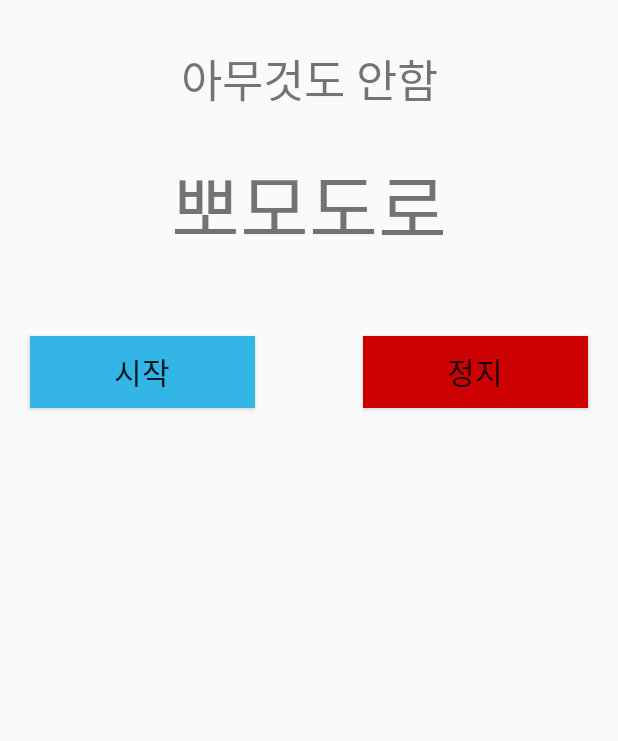
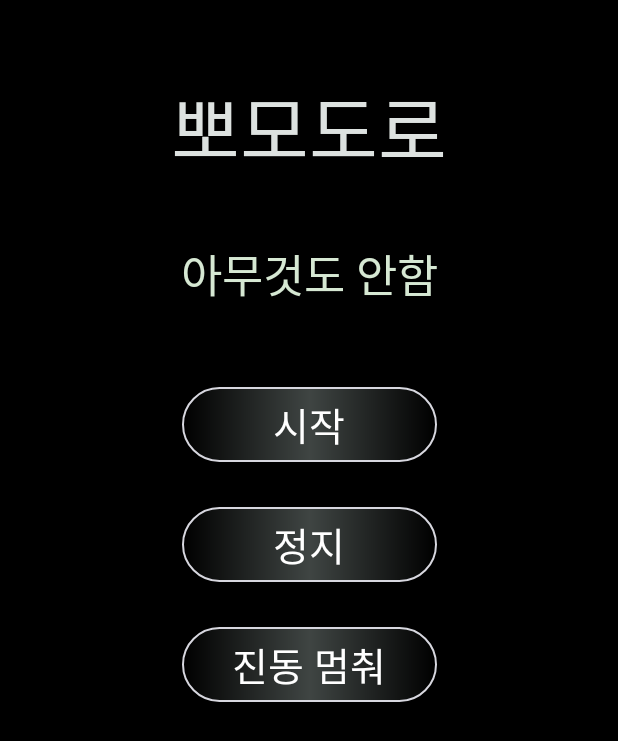
Before and after one commit to hwang434/pomodoro-app, an Android app: the layout activity_main.xml on its own in the app's theme, with its tools: preview values and no code run, on a phone screen of 412 x 824 dp. Shown: the top 741 px of the screen. Run offline under Robolectric (Android 15) with nearby library versions, the phone set to English and light mode, and no system bars.

Commit message:
타이머 서비스 분리 등 할 거 많음

```diff
--- /dev/null
+++ b/app/src/main/res/drawable/rounded_button.xml
@@ -0,0 +1,11 @@
+<?xml version="1.0" encoding="utf-8"?>
+<shape xmlns:android="http://schemas.android.com/apk/res/android"
+    android:shape="rectangle">
+    <gradient
+        android:centerColor="#3F4543"
+        android:type="linear" />
+    <stroke
+        android:color="#D7D7DF"
+        android:width="1dp"/>
+    <corners android:radius="80dp" />
+</shape>
--- a/app/src/main/res/layout/activity_main.xml
+++ b/app/src/main/res/layout/activity_main.xml
@@ -5,65 +5,85 @@
     <androidx.constraintlayout.widget.ConstraintLayout
         android:layout_width="match_parent"
         android:layout_height="match_parent"
-        tools:context=".MainActivity">
-
+        tools:context=".views.MainActivity"
+        android:background="#000000"
+        >
         <TextView
             android:id="@+id/pomodoroStatus"
             android:layout_width="wrap_content"
             android:layout_height="wrap_content"
+            android:layout_marginTop="160dp"
+            android:text="아무것도 안함"
+            android:textColor="#D6E8D3"
             android:textSize="30sp"
-            android:text="아무것도 안함"
-            android:layout_marginTop="30dp"
             app:layout_constraintEnd_toEndOf="parent"
             app:layout_constraintStart_toStartOf="parent"
-            app:layout_constraintTop_toTopOf="parent" />
+            app:layout_constraintTop_toTopOf="parent"/>
+
         <TextView
             android:id="@+id/timeView"
             android:layout_width="0dp"
             android:layout_height="wrap_content"
-            android:layout_marginTop="100dp"
+            android:layout_marginTop="48dp"
+            android:ems="10"
+            android:gravity="center_horizontal"
+            android:inputType="time"
             android:text="뽀모도로"
             android:textAlignment="center"
-            android:ems="10"
             android:textSize="50sp"
-            android:inputType="time"
+            app:layout_constraintEnd_toEndOf="parent"
+            app:layout_constraintHorizontal_bias="1.0"
+            app:layout_constraintStart_toStartOf="parent"
+            app:layout_constraintTop_toTopOf="parent"
+            android:textColor="#DDE2E0"/>
+
+        <Button
+            android:id="@+id/startBtn"
+            style="@style/button_style"
+            android:layout_width="wrap_content"
+            android:layout_height="wrap_content"
+            android:layout_marginTop="136dp"
+            android:text="@string/timer_start_btn"
             app:layout_constraintEnd_toEndOf="parent"
             app:layout_constraintStart_toStartOf="parent"
-            app:layout_constraintTop_toTopOf="parent"
-            android:gravity="center_horizontal" />
-        <Button
-            android:id="@+id/startBtn"
-            android:layout_width="150dp"
-            android:layout_height="wrap_content"
-            android:text="시작"
-            android:textSize="20sp"
-            android:layout_marginTop="50dp"
-            android:layout_marginLeft="20dp"
-            android:background="@android:color/holo_blue_light"
             app:layout_constraintTop_toBottomOf="@id/timeView"
-            app:layout_constraintStart_toStartOf="parent"/>
+            android:background="@drawable/rounded_button" />
+
         <Button
             android:id="@+id/pauseBtn"
-            android:layout_width="150dp"
+            style="@style/button_style"
+            android:layout_width="wrap_content"
             android:layout_height="wrap_content"
+            android:layout_marginTop="48dp"
+            android:background="@drawable/rounded_button"
             android:text="일시정지"
-            android:textSize="20sp"
-            android:background="@android:color/holo_green_light"
-            android:layout_marginTop="50dp"
-            android:layout_marginLeft="20dp"
-            app:layout_constraintTop_toBottomOf="@id/timeView"
+            android:visibility="invisible"
+            app:layout_constraintEnd_toEndOf="parent"
             app:layout_constraintStart_toStartOf="parent"
-            android:visibility="gone"/>
+            app:layout_constraintTop_toBottomOf="@+id/pomodoroStatus" />
+
         <Button
             android:id="@+id/stopBtn"
-            android:layout_width="150dp"
+            style="@style/button_style"
+            android:layout_width="wrap_content"
             android:layout_height="wrap_content"
+            android:background="@drawable/rounded_button"
             android:text="정지"
-            android:background="@android:color/holo_red_dark"
-            android:textSize="20sp"
-            android:layout_marginTop="50dp"
-            android:layout_marginRight="20dp"
-            app:layout_constraintTop_toBottomOf="@id/timeView"
-            app:layout_constraintEnd_toEndOf="parent"/>
+            android:layout_marginTop="30dp"
+            app:layout_constraintEnd_toEndOf="parent"
+            app:layout_constraintStart_toStartOf="parent"
+            app:layout_constraintTop_toBottomOf="@+id/startBtn" />
+
+        <Button
+            android:id="@+id/stopVibration"
+            style="@style/button_style"
+            android:layout_width="wrap_content"
+            android:layout_height="wrap_content"
+            android:text="진동 멈춰"
+            android:layout_marginTop="30dp"
+            app:layout_constraintEnd_toEndOf="parent"
+            app:layout_constraintStart_toStartOf="parent"
+            app:layout_constraintTop_toBottomOf="@+id/stopBtn"
+            android:background="@drawable/rounded_button"/>
     </androidx.constraintlayout.widget.ConstraintLayout>
 </layout>
--- a/app/src/main/res/values/strings.xml
+++ b/app/src/main/res/values/strings.xml
@@ -1,3 +1,4 @@
 <resources>
     <string name="app_name">pomodoro</string>
+    <string name="timer_start_btn">시작</string>
 </resources>
--- /dev/null
+++ b/app/src/main/res/values/styles.xml
@@ -0,0 +1,9 @@
+<?xml version="1.0" encoding="utf-8"?>
+<resources>
+    <style name="button_style">
+        <item name="android:width">170dp</item>
+        <item name="android:height">50dp</item>
+        <item name="android:textSize">26sp</item>
+        <item name="android:textColor">#FFFFFF</item>
+    </style>
+</resources>
```
Also changed, not shown: app/src/main/AndroidManifest.xml (+14 -5 lines), app/src/main/java/com/example/pomodoro/MainActivity.kt (deleted, +0 -183 lines), app/src/main/java/com/example/pomodoro/VibeActivity.kt (deleted, +0 -28 lines), app/src/main/java/com/example/pomodoro/receiver/AlarmReceiver.kt (+19 -0 lines), app/src/main/java/com/example/pomodoro/service/AlarmService.kt (deleted, +0 -18 lines), app/src/main/java/com/example/pomodoro/service/VibrationService.kt (added, +41 -0 lines), app/src/main/java/com/example/pomodoro/viewmodels/TimerViewModel.kt (+68 -21 lines), app/src/main/java/com/example/pomodoro/views/MainActivity.kt (added, +224 -0 lines), 2 other files.
